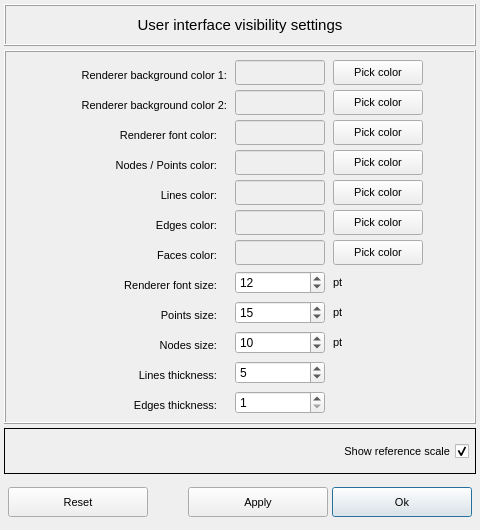
Above: vibra/interface/data/ui_files/project/render/renderer_user_preferences.ui from MOPT-UFSC/VIBRA before the change. Below: the same form after it.
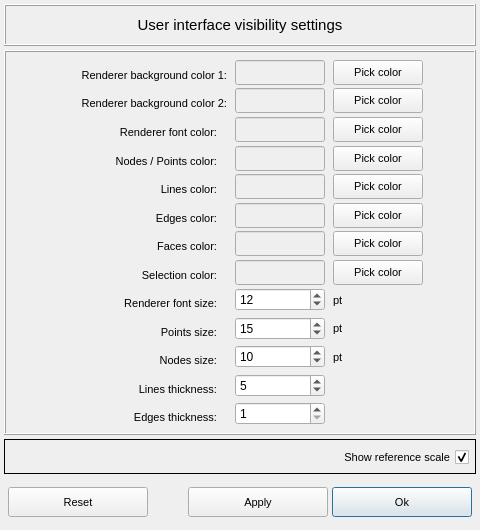
That is the form after the change.

Commit message: Add an option to change the selection color of the GeometryRenderWidget

Patch:
```diff
--- a/vibra/interface/data/ui_files/project/render/renderer_user_preferences.ui
+++ b/vibra/interface/data/ui_files/project/render/renderer_user_preferences.ui
@@ -1320,6 +1320,89 @@
            </property>
           </widget>
          </item>
+         <item row="9" column="1" alignment="Qt::AlignmentFlag::AlignRight">
+          <widget class="QLabel" name="label_2">
+           <property name="minimumSize">
+            <size>
+             <width>160</width>
+             <height>30</height>
+            </size>
+           </property>
+           <property name="maximumSize">
+            <size>
+             <width>160</width>
+             <height>32</height>
+            </size>
+           </property>
+           <property name="font">
+            <font>
+             <pointsize>8</pointsize>
+            </font>
+           </property>
+           <property name="layoutDirection">
+            <enum>Qt::LayoutDirection::RightToLeft</enum>
+           </property>
+           <property name="text">
+            <string>Selection color:</string>
+           </property>
+           <property name="alignment">
+            <set>Qt::AlignmentFlag::AlignRight|Qt::AlignmentFlag::AlignTrailing|Qt::AlignmentFlag::AlignVCenter</set>
+           </property>
+          </widget>
+         </item>
+         <item row="9" column="2">
+          <widget class="QLineEdit" name="lineEdit_selection_color">
+           <property name="enabled">
+            <bool>false</bool>
+           </property>
+           <property name="minimumSize">
+            <size>
+             <width>90</width>
+             <height>25</height>
+            </size>
+           </property>
+           <property name="maximumSize">
+            <size>
+             <width>90</width>
+             <height>25</height>
+            </size>
+           </property>
+           <property name="font">
+            <font>
+             <family>Arial</family>
+             <pointsize>11</pointsize>
+            </font>
+           </property>
+          </widget>
+         </item>
+         <item row="9" column="3">
+          <widget class="QPushButton" name="pushButton_selection_color">
+           <property name="minimumSize">
+            <size>
+             <width>90</width>
+             <height>25</height>
+            </size>
+           </property>
+           <property name="maximumSize">
+            <size>
+             <width>90</width>
+             <height>25</height>
+            </size>
+           </property>
+           <property name="font">
+            <font>
+             <family>Arial</family>
+             <pointsize>8</pointsize>
+            </font>
+           </property>
+           <property name="styleSheet">
+            <string notr="true"/>
+           </property>
+           <property name="text">
+            <string>Pick color</string>
+           </property>
+          </widget>
+         </item>
         </layout>
        </widget>
       </item>
@@ -1328,6 +1411,12 @@
    </item>
    <item row="4" column="0">
     <widget class="QFrame" name="gridFrame">
+     <property name="maximumSize">
+      <size>
+       <width>16777215</width>
+       <height>35</height>
+      </size>
+     </property>
      <property name="frameShape">
       <enum>QFrame::Shape::Box</enum>
      </property>
@@ -1335,10 +1424,16 @@
       <property name="leftMargin">
        <number>1</number>
       </property>
+      <property name="topMargin">
+       <number>4</number>
+      </property>
       <property name="rightMargin">
        <number>6</number>
       </property>
-      <item row="0" column="0" alignment="Qt::AlignmentFlag::AlignLeft">
+      <property name="bottomMargin">
+       <number>4</number>
+      </property>
+      <item row="0" column="0" alignment="Qt::AlignmentFlag::AlignLeft|Qt::AlignmentFlag::AlignVCenter">
        <widget class="QCheckBox" name="checkBox_reference_scale">
         <property name="minimumSize">
          <size>
```
The commit also changes 4 other files.
